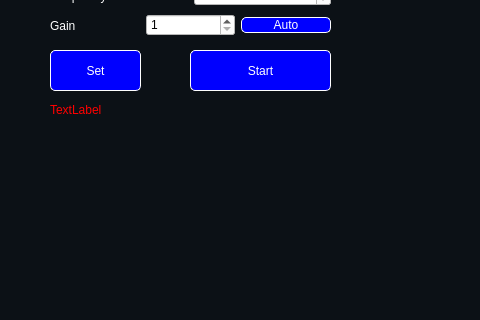
PeterChizhikov/RTL-SDR_Control, file SDR_Client/mainwindow.ui: the form before one commit; both pictures show x 0 to 480 and y 220 to 540 of the 1024 by 700 pixel window.
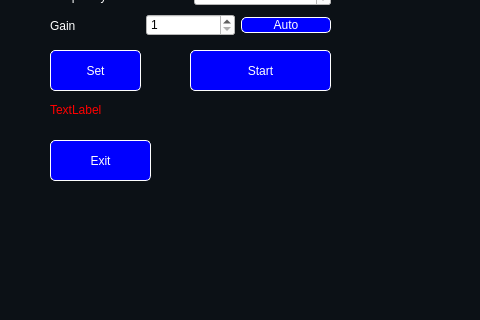
The form after the commit. Custom widgets are drawn as their Qt base class.

The edit to the form file:
```diff
--- a/SDR_Client/mainwindow.ui
+++ b/SDR_Client/mainwindow.ui
@@ -243,6 +243,25 @@
      </rect>
     </property>
    </widget>
+   <widget class="QPushButton" name="pushButton_2">
+    <property name="geometry">
+     <rect>
+      <x>50</x>
+      <y>360</y>
+      <width>101</width>
+      <height>41</height>
+     </rect>
+    </property>
+    <property name="styleSheet">
+     <string notr="true">background-color:blue;
+border-radius: 5px;
+color: white;
+border: 1px solid white;</string>
+    </property>
+    <property name="text">
+     <string>Exit</string>
+    </property>
+   </widget>
   </widget>
   <widget class="QMenuBar" name="menubar">
    <property name="geometry">
```
Left out of the diff: 2 changed lines with no effect on the pictures.
